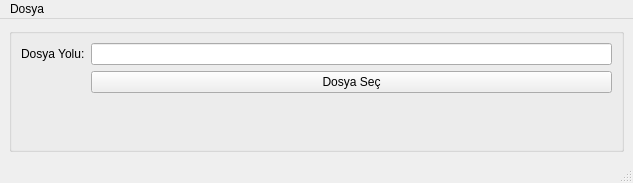
First picture: the form in ApplicationUI/UserInterface/MainWindow.ui, repository ismailbsrn/AU-Automation, before the edit.
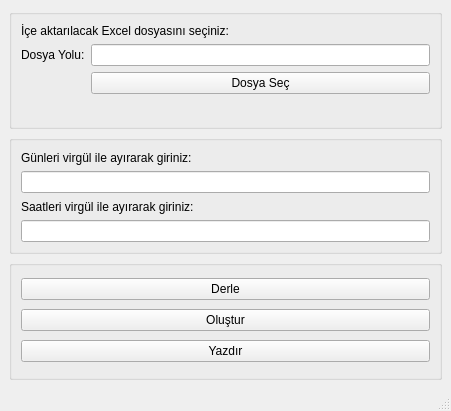
Second picture: the form after the edit. Icons and pictures are not drawn.

```diff
--- a/ApplicationUI/UserInterface/MainWindow.ui
+++ b/ApplicationUI/UserInterface/MainWindow.ui
@@ -6,8 +6,8 @@
    <rect>
     <x>0</x>
     <y>0</y>
-    <width>633</width>
-    <height>183</height>
+    <width>451</width>
+    <height>411</height>
    </rect>
   </property>
   <property name="windowTitle">
@@ -17,39 +17,95 @@
    <layout class="QGridLayout" name="gridLayout">
     <item row="0" column="0">
      <widget class="QGroupBox" name="groupBox">
+      <property name="styleSheet">
+       <string notr="true"/>
+      </property>
       <property name="title">
        <string/>
       </property>
       <layout class="QFormLayout" name="formLayout">
-       <item row="0" column="0">
+       <item row="1" column="0">
         <widget class="QLabel" name="label_FilePath">
          <property name="text">
           <string>Dosya Yolu:</string>
          </property>
         </widget>
        </item>
-       <item row="0" column="1">
-        <widget class="QLineEdit" name="lineEdit_FilePath"/>
-       </item>
        <item row="1" column="1">
+        <widget class="QLineEdit" name="lineEdit_FilePath"/>
+       </item>
+       <item row="2" column="1">
         <widget class="QPushButton" name="pushButton_ChooseFile">
          <property name="text">
           <string>Dosya Seç</string>
          </property>
         </widget>
        </item>
-       <item row="2" column="1">
-        <spacer name="verticalSpacer">
-         <property name="orientation">
-          <enum>Qt::Orientation::Vertical</enum>
+       <item row="0" column="0" colspan="2">
+        <widget class="QLabel" name="label_ExcelInputDesc">
+         <property name="text">
+          <string>İçe aktarılacak Excel dosyasını seçiniz:</string>
          </property>
-         <property name="sizeHint" stdset="0">
-          <size>
-           <width>20</width>
-           <height>40</height>
-          </size>
+        </widget>
+       </item>
+      </layout>
+     </widget>
+    </item>
+    <item row="2" column="0">
+     <widget class="QGroupBox" name="groupBox_2">
+      <property name="title">
+       <string/>
+      </property>
+      <layout class="QGridLayout" name="gridLayout_2">
+       <item row="0" column="0">
+        <widget class="QPushButton" name="pushButton_Compile">
+         <property name="text">
+          <string>Derle</string>
          </property>
-        </spacer>
+        </widget>
+       </item>
+       <item row="1" column="0">
+        <widget class="QPushButton" name="pushButton_CreateTimeTable">
+         <property name="text">
+          <string>Oluştur</string>
+         </property>
+        </widget>
+       </item>
+       <item row="2" column="0">
+        <widget class="QPushButton" name="pushButton_Print">
+         <property name="text">
+          <string>Yazdır</string>
+         </property>
+        </widget>
+       </item>
+      </layout>
+     </widget>
+    </item>
+    <item row="1" column="0">
+     <widget class="QGroupBox" name="groupBox_3">
+      <property name="title">
+       <string/>
+      </property>
+      <layout class="QGridLayout" name="gridLayout_3">
+       <item row="1" column="0">
+        <widget class="QLineEdit" name="lineEdit_DaysInput"/>
+       </item>
+       <item row="0" column="0">
+        <widget class="QLabel" name="label_DaysInputLabel">
+         <property name="text">
+          <string>Günleri virgül ile ayırarak giriniz:</string>
+         </property>
+        </widget>
+       </item>
+       <item row="2" column="0">
+        <widget class="QLabel" name="label_HoursInputLabel">
+         <property name="text">
+          <string>Saatleri virgül ile ayırarak giriniz:</string>
+         </property>
+        </widget>
+       </item>
+       <item row="3" column="0">
+        <widget class="QLineEdit" name="lineEdit_HoursInput"/>
        </item>
       </layout>
      </widget>
@@ -61,16 +117,10 @@
     <rect>
      <x>0</x>
      <y>0</y>
-     <width>633</width>
+     <width>451</width>
      <height>33</height>
     </rect>
    </property>
-   <widget class="QMenu" name="menubar_Dosya">
-    <property name="title">
-     <string>Dosya</string>
-    </property>
-   </widget>
-   <addaction name="menubar_Dosya"/>
   </widget>
   <widget class="QStatusBar" name="statusbar"/>
  </widget>
```
Left out of the diff: 6 changed lines with no effect on the pictures.
